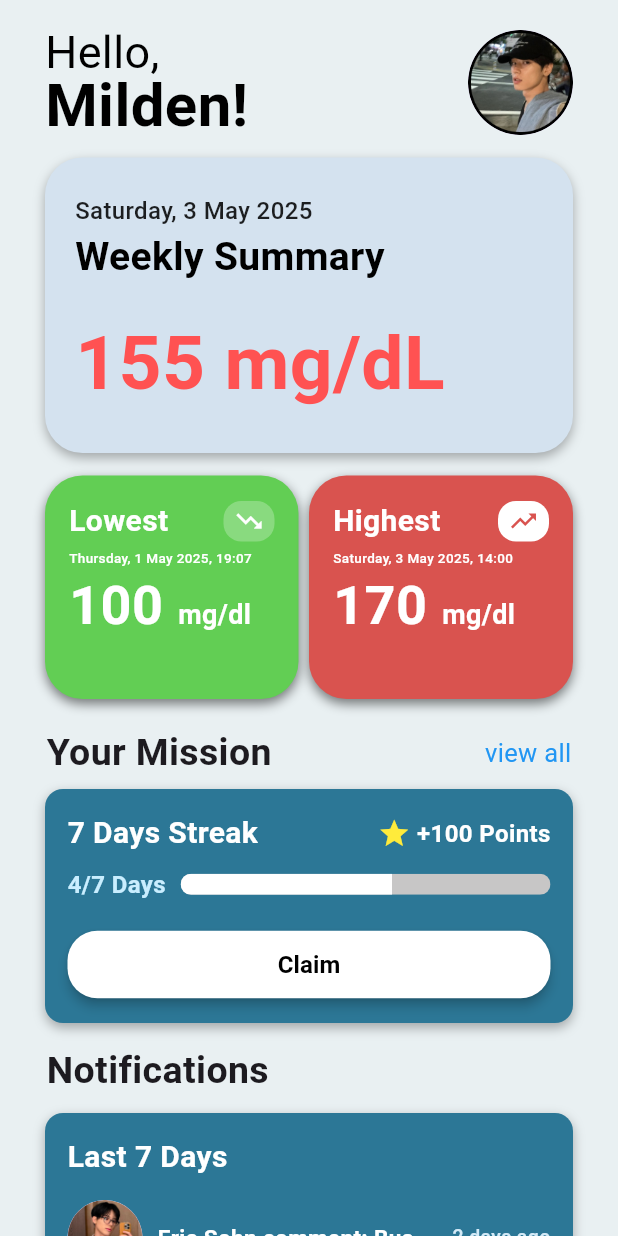
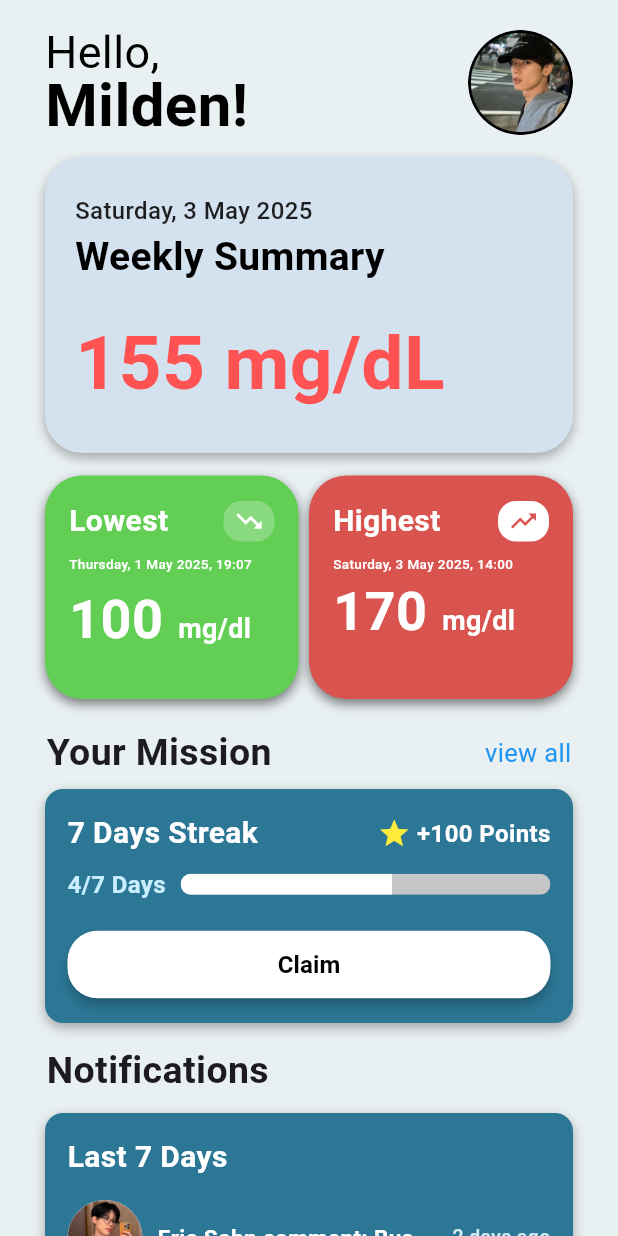
Before and after one commit to putritheresia21/gluco-track, a Flutter app: the HomePage screen opened directly, on a phone screen of 412 x 824 dp. Run offline on Flutter 3.47's test engine with Material 3 defaults, Android fonts, the light colour scheme and no system bars; our stand-ins replace cloud_firestore, firebase_auth, firebase_core, fl_chart, flutter_dotenv, shared_preferences and 1 more; accounts and stored records are empty.

```diff
--- a/lib/pages/home_page.dart
+++ b/lib/pages/home_page.dart
@@ -166,7 +166,7 @@ class HomePageState extends State<HomePage> {
                                 ),
                               ],
                             ),
-                            const SizedBox(height: 3),
+                            const SizedBox(height: 7),
                             Text(
                               'Thursday, 1 May 2025, 19:07',
                               style: TextStyle(
@@ -175,6 +175,7 @@ class HomePageState extends State<HomePage> {
                                 fontWeight: FontWeight.w500,
                               ),
                             ),
+                            const SizedBox(height: 5),
                             const Row(
                               crossAxisAlignment: CrossAxisAlignment.baseline,
                               textBaseline: TextBaseline.alphabetic,
@@ -248,7 +249,7 @@ class HomePageState extends State<HomePage> {
                                 ),
                               ],
                             ),
-                            const SizedBox(height: 3),
+                            const SizedBox(height: 7),
                             Text(
                               'Saturday, 3 May 2025, 14:00',
                               style: TextStyle(
```
